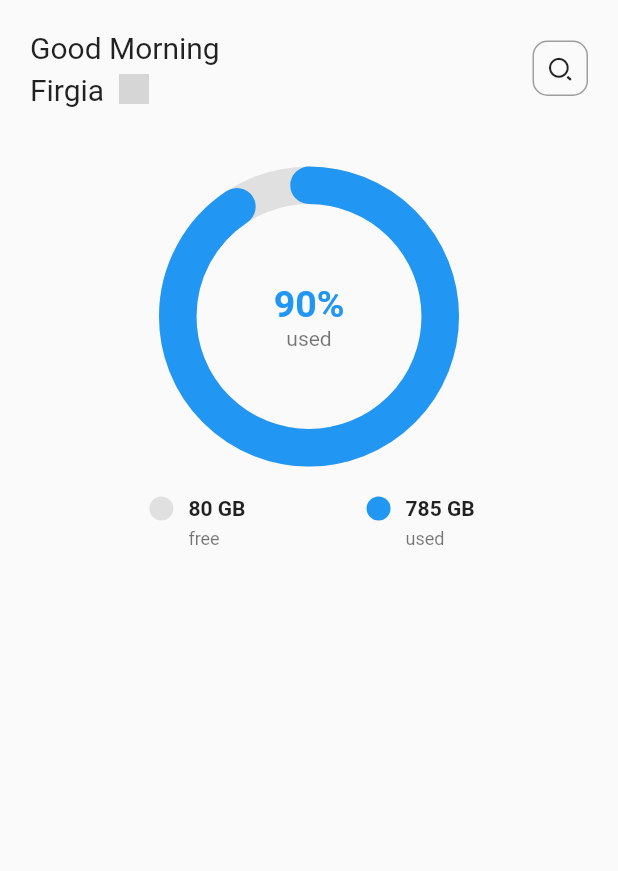
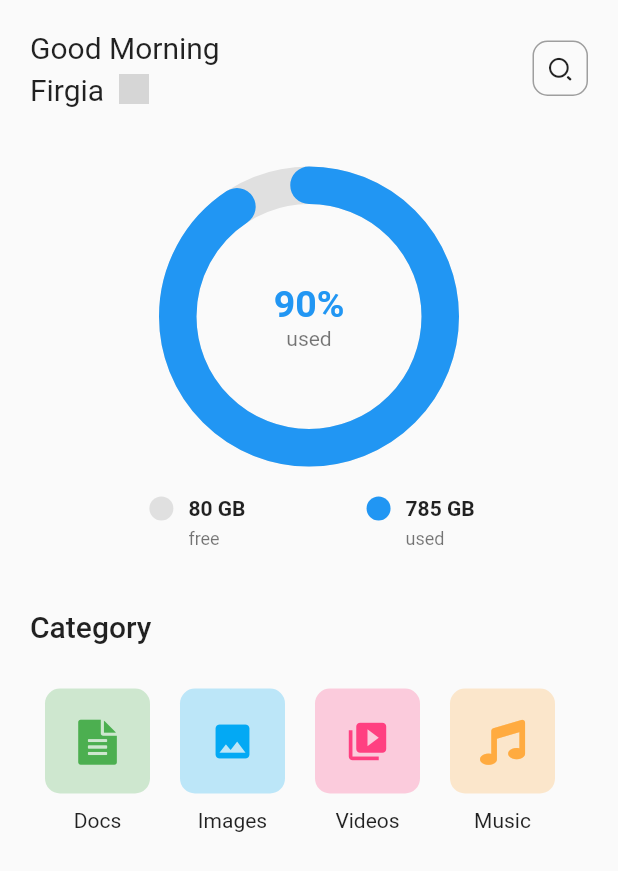
Before and after one commit to youusuf/Flutter-Design, a Flutter app: the screen it shows after launch, on a phone screen of 412 x 824 dp. Shown: the top 871 px of the screen. Run offline on Flutter 3.47's test engine with Material 2 defaults, Android fonts, the phone set to English and light mode, and no system bars; drawn by our look-alikes of percent_indicator; our stand-ins replace get; grey boxes are pictures that could not be loaded.

Commit message:
add category

```diff
--- /dev/null
+++ b/file_manager/lib/app/features/dashboard/home/views/components/category.dart
@@ -0,0 +1,61 @@
+part of home;
+
+class _Category extends StatelessWidget {
+  _Category({Key? key}) : super(key: key);
+
+  final buttons = [
+    CustomButton(
+      icon: CustomIcons.doc_text_inv,
+      color: Colors.green,
+      label: "docs",
+      onPressed: () {},
+    ),
+    CustomButton(
+      icon: Icons.image,
+      color: Colors.lightBlue,
+      label: "images",
+      onPressed: () {},
+    ),
+    CustomButton(
+      icon: Icons.video_collection,
+      color: Colors.pinkAccent,
+      label: "videos",
+      onPressed: () {},
+    ),
+    CustomButton(
+      icon: CustomIcons.music,
+      color: Colors.orangeAccent,
+      label: "music",
+      onPressed: () {},
+    ),
+  ];
+
+  @override
+  Widget build(BuildContext context) {
+    return Container(
+      width: double.infinity,
+      child: Column(
+        crossAxisAlignment: CrossAxisAlignment.start,
+        children: [
+          HeaderText("Category"),
+          SizedBox(height: kDefaultSpacing),
+          SingleChildScrollView(
+            scrollDirection: Axis.horizontal,
+            physics: BouncingScrollPhysics(),
+            child: Row(
+              crossAxisAlignment: CrossAxisAlignment.start,
+              children: buttons
+                  .map(
+                    (e) => Padding(
+                      padding: EdgeInsets.all(10),
+                      child: e,
+                    ),
+                  )
+                  .toList(),
+            ),
+          )
+        ],
+      ),
+    );
+  }
+}
--- a/file_manager/lib/app/features/dashboard/home/views/screens/home_screen.dart
+++ b/file_manager/lib/app/features/dashboard/home/views/screens/home_screen.dart
@@ -1,6 +1,8 @@
 library home;
 
 import 'package:file_manager/app/constans/app_constants.dart';
+import 'package:file_manager/app/shared_components/custom_button.dart';
+import 'package:file_manager/app/shared_components/header_text.dart';
 import 'package:file_manager/app/shared_components/search_button.dart';
 import 'package:flutter/material.dart';
 import 'package:get/get.dart';
@@ -13,6 +15,7 @@ part '../../bindings/home_binding.dart';
 part '../../controllers/home_controller.dart';
 
 // component
+part '../components/category.dart';
 part '../components/header.dart';
 part '../components/storage_chart.dart';
 
@@ -39,6 +42,10 @@ class HomeScreen extends StatelessWidget {
                     totalUsed: 785,
                   ),
                 ),
+                Padding(
+                  padding: const EdgeInsets.all(kDefaultSpacing),
+                  child: _Category(),
+                ),
               ]),
               hasScrollBody: false,
             )
--- /dev/null
+++ b/file_manager/lib/app/shared_components/custom_button.dart
@@ -0,0 +1,57 @@
+import 'package:flutter/material.dart';
+import 'package:get/get.dart';
+
+class CustomButton extends StatelessWidget {
+  const CustomButton({
+    required this.icon,
+    required this.label,
+    required this.onPressed,
+    this.color = Colors.blue,
+    this.borderRadius,
+    Key? key,
+  }) : super(key: key);
+
+  final IconData icon;
+  final Color color;
+  final String label;
+  final Function() onPressed;
+  final BorderRadius? borderRadius;
+
+  @override
+  Widget build(BuildContext context) {
+    final _borderRadius = borderRadius ?? BorderRadius.circular(10);
+
+    return Column(
+      children: [
+        InkWell(
+          onTap: onPressed,
+          borderRadius: _borderRadius,
+          child: Container(
+            width: 70,
+            height: 70,
+            decoration: BoxDecoration(
+              color: color.withOpacity(.25),
+              borderRadius: _borderRadius,
+            ),
+            padding: const EdgeInsets.all(15),
+            child: Icon(
+              icon,
+              color: color,
+              size: 30,
+            ),
+          ),
+        ),
+        SizedBox(height: 10),
+        Container(
+          width: 70,
+          child: Text(
+            label.capitalizeFirst!,
+            textAlign: TextAlign.center,
+            maxLines: 2,
+            overflow: TextOverflow.ellipsis,
+          ),
+        )
+      ],
+    );
+  }
+}
```
